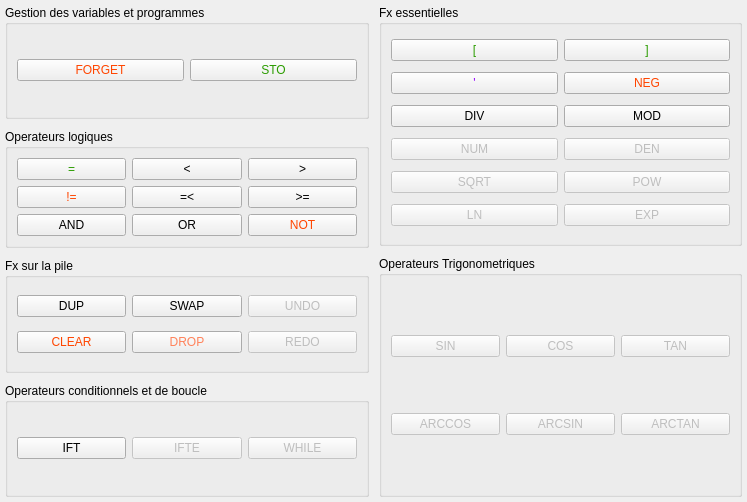
StephaneBranly/LO21-RPN-Calculator, file src/interface/widgets/keyboardfunctions/keyboardfunctions.ui: the form before one commit.
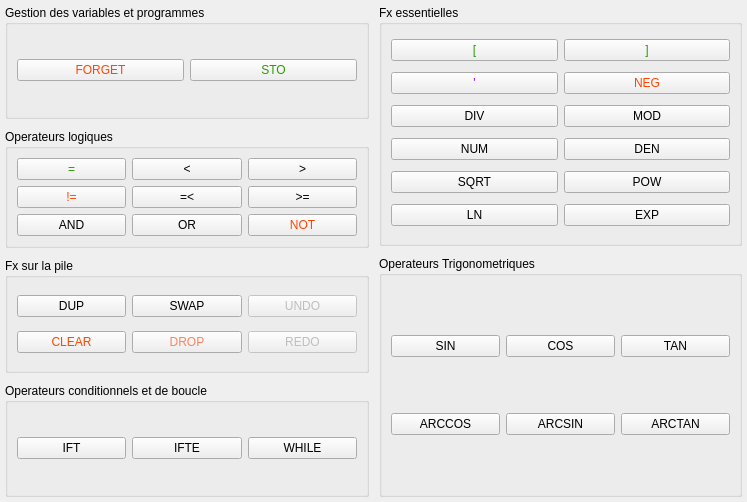
The form after the commit.

What changed in the file:
```diff
--- a/src/interface/widgets/keyboardfunctions/keyboardfunctions.ui
+++ b/src/interface/widgets/keyboardfunctions/keyboardfunctions.ui
@@ -315,7 +315,7 @@
           <item>
            <widget class="QPushButton" name="ButtonIFTE">
             <property name="enabled">
-             <bool>false</bool>
+             <bool>true</bool>
             </property>
             <property name="focusPolicy">
              <enum>Qt::NoFocus</enum>
@@ -328,7 +328,7 @@
           <item>
            <widget class="QPushButton" name="ButtonWHILE">
             <property name="enabled">
-             <bool>false</bool>
+             <bool>true</bool>
             </property>
             <property name="focusPolicy">
              <enum>Qt::NoFocus</enum>
@@ -457,7 +457,7 @@
           <item>
            <widget class="QPushButton" name="ButtonNUM">
             <property name="enabled">
-             <bool>false</bool>
+             <bool>true</bool>
             </property>
             <property name="focusPolicy">
              <enum>Qt::NoFocus</enum>
@@ -476,7 +476,7 @@
           <item>
            <widget class="QPushButton" name="ButtonDEN">
             <property name="enabled">
-             <bool>false</bool>
+             <bool>true</bool>
             </property>
             <property name="focusPolicy">
              <enum>Qt::NoFocus</enum>
@@ -493,7 +493,7 @@
           <item>
            <widget class="QPushButton" name="ButtonSQRT">
             <property name="enabled">
-             <bool>false</bool>
+             <bool>true</bool>
             </property>
             <property name="focusPolicy">
              <enum>Qt::NoFocus</enum>
@@ -506,7 +506,7 @@
           <item>
            <widget class="QPushButton" name="ButtonPOW">
             <property name="enabled">
-             <bool>false</bool>
+             <bool>true</bool>
             </property>
             <property name="focusPolicy">
              <enum>Qt::NoFocus</enum>
@@ -526,7 +526,7 @@
           <item>
            <widget class="QPushButton" name="ButtonLN">
             <property name="enabled">
-             <bool>false</bool>
+             <bool>true</bool>
             </property>
             <property name="focusPolicy">
              <enum>Qt::NoFocus</enum>
@@ -539,7 +539,7 @@
           <item>
            <widget class="QPushButton" name="ButtonEXP">
             <property name="enabled">
-             <bool>false</bool>
+             <bool>true</bool>
             </property>
             <property name="focusPolicy">
              <enum>Qt::NoFocus</enum>
@@ -565,7 +565,7 @@
           <item>
            <widget class="QPushButton" name="ButtonSIN">
             <property name="enabled">
-             <bool>false</bool>
+             <bool>true</bool>
             </property>
             <property name="focusPolicy">
              <enum>Qt::NoFocus</enum>
@@ -578,7 +578,7 @@
           <item>
            <widget class="QPushButton" name="ButtonCOS">
             <property name="enabled">
-             <bool>false</bool>
+             <bool>true</bool>
             </property>
             <property name="focusPolicy">
              <enum>Qt::NoFocus</enum>
@@ -591,7 +591,7 @@
           <item>
            <widget class="QPushButton" name="ButtonTAN">
             <property name="enabled">
-             <bool>false</bool>
+             <bool>true</bool>
             </property>
             <property name="focusPolicy">
              <enum>Qt::NoFocus</enum>
@@ -608,7 +608,7 @@
           <item>
            <widget class="QPushButton" name="ButtonARCCOS">
             <property name="enabled">
-             <bool>false</bool>
+             <bool>true</bool>
             </property>
             <property name="focusPolicy">
              <enum>Qt::NoFocus</enum>
@@ -621,7 +621,7 @@
           <item>
            <widget class="QPushButton" name="ButtonARCSIN">
             <property name="enabled">
-             <bool>false</bool>
+             <bool>true</bool>
             </property>
             <property name="focusPolicy">
              <enum>Qt::NoFocus</enum>
@@ -634,7 +634,7 @@
           <item>
            <widget class="QPushButton" name="ButtonARCTAN">
             <property name="enabled">
-             <bool>false</bool>
+             <bool>true</bool>
             </property>
             <property name="focusPolicy">
              <enum>Qt::NoFocus</enum>
```
